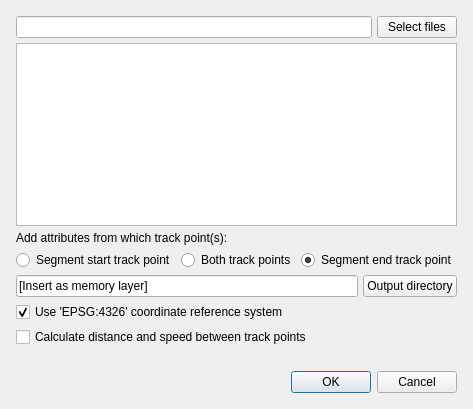
Above: gpx_segment_importer_dialog_base.ui from SGroe/gpx-segment-importer before the change. Below: the same form after it.
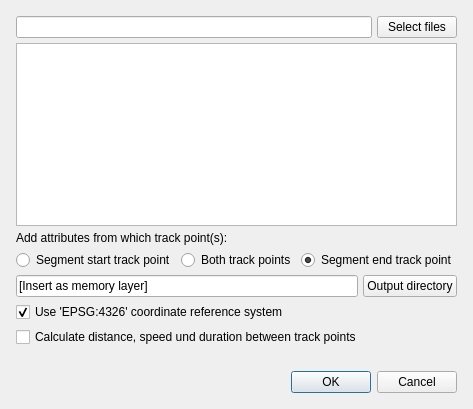
That is the form after the change.

```diff
--- a/gpx_segment_importer_dialog_base.ui
+++ b/gpx_segment_importer_dialog_base.ui
@@ -127,7 +127,7 @@
      <item>
       <widget class="QCheckBox" name="chkCalculateSpeed">
        <property name="text">
-        <string>Calculate distance and speed between track points</string>
+        <string>Calculate distance, speed und duration between track points</string>
        </property>
       </widget>
      </item>
```
